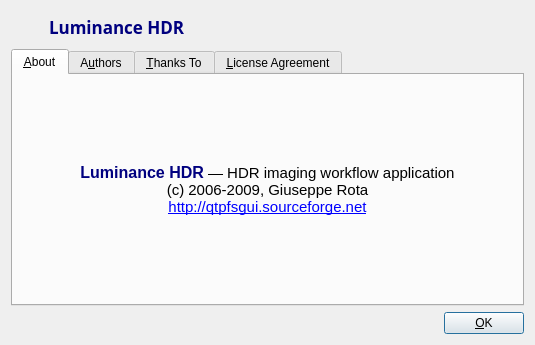
The window that forms/about.ui (LuminanceHDR/LuminanceHDR) describes before a commit, drawn with Qt 5.
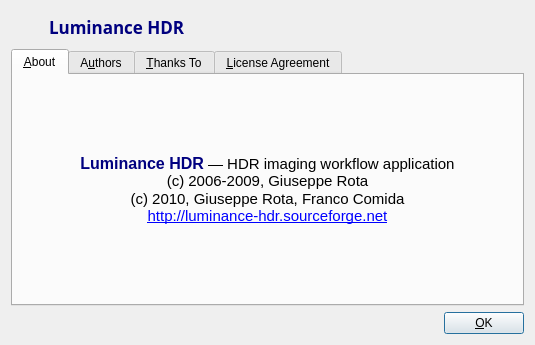
The same window after the commit. The open tabs and pages were chosen to show the change. Icons and pictures are not drawn.

Commit message: Luminance HDR 2.0.0 FINAL

Diff of the .ui file:
```diff
--- a/forms/about.ui
+++ b/forms/about.ui
@@ -95,8 +95,9 @@
             <string>&lt;!DOCTYPE HTML PUBLIC &quot;-//W3C//DTD HTML 4.0//EN&quot; &quot;http://www.w3.org/TR/REC-html40/strict.dtd&quot;&gt;
 &lt;html&gt;&lt;head&gt;&lt;meta name=&quot;qrichtext&quot; content=&quot;1&quot; /&gt;&lt;style type=&quot;text/css&quot;&gt;
 p, li { white-space: pre-wrap; }
-&lt;/style&gt;&lt;/head&gt;&lt;body style=&quot; font-family:'DejaVu Sans'; font-size:11pt; font-weight:400; font-style:normal;&quot;&gt;
-&lt;p align=&quot;center&quot; style=&quot; margin-top:0px; margin-bottom:0px; margin-left:0px; margin-right:0px; -qt-block-indent:0; text-indent:0px; font-family:'Droid Sans';&quot;&gt;&lt;span style=&quot; font-family:'Sans Serif'; font-size:12pt; font-weight:600; color:#00007f;&quot;&gt;Luminance HDR&lt;/span&gt;&lt;span style=&quot; font-family:'Sans Serif';&quot;&gt; — HDR imaging workflow application&lt;br /&gt;(c) 2006-2009, Giuseppe Rota&lt;br /&gt;&lt;/span&gt;&lt;a href=&quot;http://luminance.sourceforge.net&quot;&gt;&lt;span style=&quot; font-family:'Sans Serif'; text-decoration: underline; color:#0000ff;&quot;&gt;http://qtpfsgui.sourceforge.net&lt;/span&gt;&lt;/a&gt;&lt;/p&gt;&lt;/body&gt;&lt;/html&gt;</string>
+&lt;/style&gt;&lt;/head&gt;&lt;body style=&quot; font-family:'Sans Serif'; font-size:11pt; font-weight:400; font-style:normal;&quot;&gt;
+&lt;p align=&quot;center&quot; style=&quot; margin-top:0px; margin-bottom:0px; margin-left:0px; margin-right:0px; -qt-block-indent:0; text-indent:0px;&quot;&gt;&lt;span style=&quot; font-size:12pt; font-weight:600; color:#00007f;&quot;&gt;Luminance HDR&lt;/span&gt; — HDR imaging workflow application&lt;br /&gt;(c) 2006-2009, Giuseppe Rota&lt;/p&gt;
+&lt;p align=&quot;center&quot; style=&quot; margin-top:0px; margin-bottom:0px; margin-left:0px; margin-right:0px; -qt-block-indent:0; text-indent:0px;&quot;&gt;(c) 2010, Giuseppe Rota, Franco Comida&lt;br /&gt;&lt;a href=&quot;http://luminance.sourceforge.net&quot;&gt;&lt;span style=&quot; text-decoration: underline; color:#0000ff;&quot;&gt;http://luminance-hdr.sourceforge.net&lt;/span&gt;&lt;/a&gt;&lt;/p&gt;&lt;/body&gt;&lt;/html&gt;</string>
            </property>
            <property name="textFormat">
             <enum>Qt::AutoText</enum>
```
Left out of the diff: 6 changed lines with no effect on the pictures. The commit also changes 9 other files.
